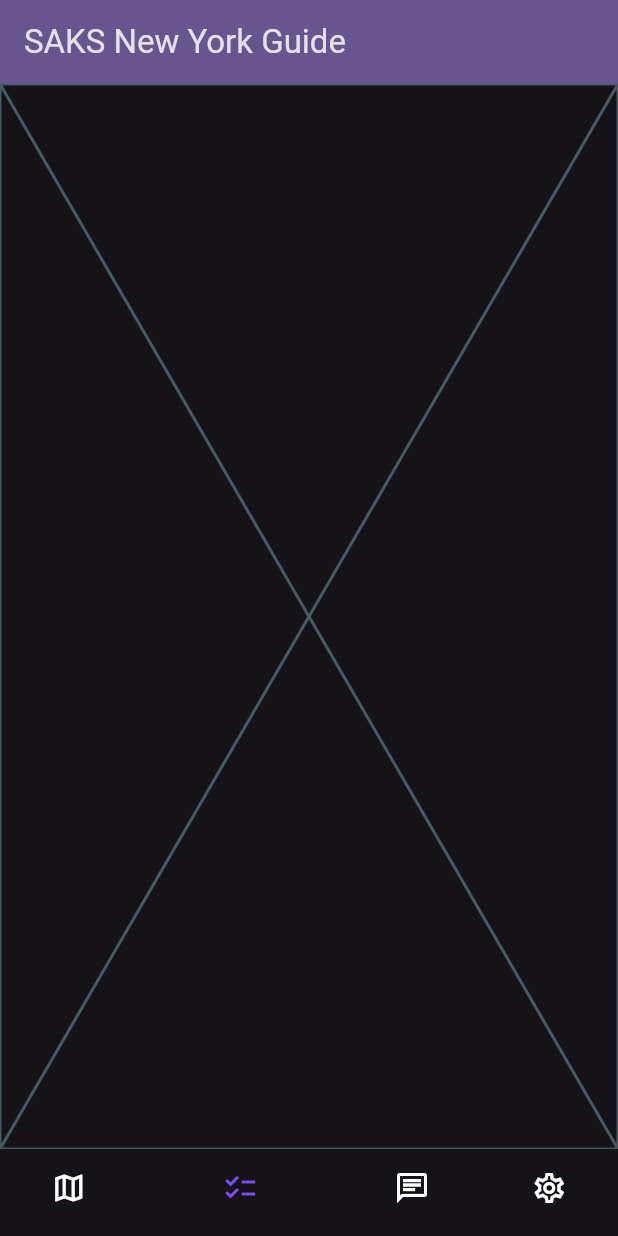
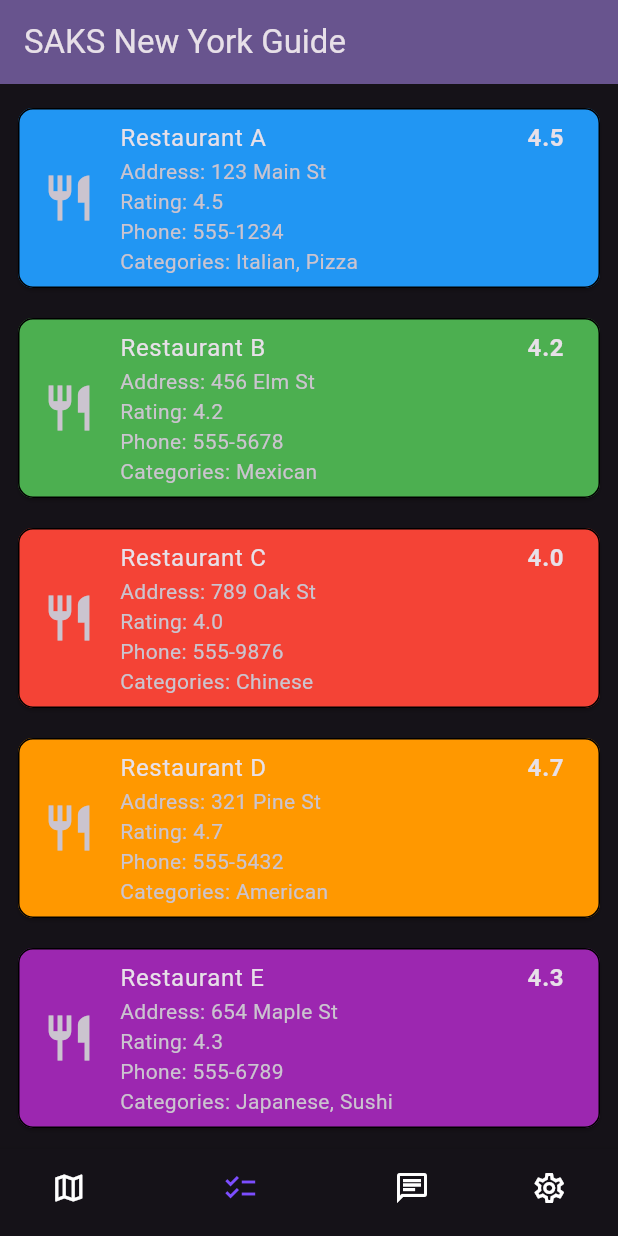
Before and after one commit to adkrish1/saks-nyc-guide, a Flutter app: the screen it shows after launch, item 2 of the bottom bar chosen, on a phone screen of 412 x 824 dp. Run offline on Flutter 3.47's test engine with Material 3 defaults, Android fonts, the phone set to English and light mode, and no system bars; our stand-ins replace flutter_chat_types, flutter_chat_ui, flutter_speed_dial, google_sign_in, sqflite; missing offline and left inert: amplify_api, amplify_auth_cognito, amplify_authenticator, amplify_flutter, aws_client, maplibre_gl; accounts and stored records are empty.

Commit message:
dummy itinerary added

```diff
--- a/mobile-app/saks_nyc_guide/lib/pages/itinerary.dart
+++ b/mobile-app/saks_nyc_guide/lib/pages/itinerary.dart
@@ -8,8 +8,149 @@ class Itinerary extends StatefulWidget {
 }
 
 class ItineraryState extends State<Itinerary> {
+  final List<Map<String, dynamic>> items = [
+    {
+      'icon': Icons.restaurant_sharp,
+      'name': 'Restaurant A',
+      'address': '123 Main St',
+      'rating': 4.5,
+      'phone': '555-1234',
+      'categories': 'Italian, Pizza',
+      'color': Colors.blue,
+    },
+    {
+      'icon': Icons.restaurant_sharp,
+      'name': 'Restaurant B',
+      'address': '456 Elm St',
+      'rating': 4.2,
+      'phone': '555-5678',
+      'categories': 'Mexican',
+      'color': Colors.green,
+    },
+    {
+      'icon': Icons.restaurant_sharp,
+      'name': 'Restaurant C',
+      'address': '789 Oak St',
+      'rating': 4.0,
+      'phone': '555-9876',
+      'categories': 'Chinese',
+      'color': Colors.red,
+    },
+    {
+      'icon': Icons.restaurant_sharp,
+      'name': 'Restaurant D',
+      'address': '321 Pine St',
+      'rating': 4.7,
+      'phone': '555-5432',
+      'categories': 'American',
+      'color': Colors.orange,
+    },
+    {
+      'icon': Icons.restaurant_sharp,
+      'name': 'Restaurant E',
+      'address': '654 Maple St',
+      'rating': 4.3,
+      'phone': '555-6789',
+      'categories': 'Japanese, Sushi',
+      'color': Colors.purple,
+    },
+    {
+      'icon': Icons.restaurant_sharp,
+      'name': 'Restaurant F',
+      'address': '987 Cedar St',
+      'rating': 4.6,
+      'phone': '555-3456',
+      'categories': 'Indian',
+      'color': Colors.teal,
+    },
+    {
+      'icon': Icons.restaurant_sharp,
+      'name': 'Restaurant G',
+      'address': '159 Walnut St',
+      'rating': 4.1,
+      'phone': '555-8765',
+      'categories': 'Thai',
+      'color': Colors.deepPurple,
+    },
+    {
+      'icon': Icons.restaurant_sharp,
+      'name': 'Restaurant H',
+      'address': '753 Elmwood St',
+      'rating': 4.4,
+      'phone': '555-4321',
+      'categories': 'Mediterranean',
+      'color': Colors.lightBlue,
+    },
+    {
+      'icon': Icons.restaurant_sharp,
+      'name': 'Restaurant I',
+      'address': '246 Birch St',
+      'rating': 4.8,
+      'phone': '555-2109',
+      'categories': 'Seafood',
+      'color': Colors.amber,
+    },
+    {
+      'icon': Icons.restaurant_sharp,
+      'name': 'Restaurant J',
+      'address': '369 Pineapple St',
+      'rating': 4.9,
+      'phone': '555-7890',
+      'categories': 'Greek',
+      'color': Colors.pink,
+    },
+  ];
+
   @override
   Widget build(BuildContext context) {
-    return Placeholder();
+    return Scaffold(
+      body: ListView.builder(
+        itemCount: items.length,
+        itemBuilder: (context, index) {
+          final item = items[index];
+          return Padding(
+              padding: const EdgeInsets.only(top: 12.0),
+              child: Container(
+                margin: const EdgeInsets.symmetric(horizontal: 8.0),
+                child: Card(
+                  color: item['color'], // Unique color for each card
+                  shape: RoundedRectangleBorder(
+                    borderRadius:
+                        BorderRadius.circular(10.0), // Apply border radius
+                    side: const BorderSide(
+                      color: Colors.black, // Border color
+                      width: 1.0,
+                    ),
+                  ),
+                  child: ListTile(
+                    leading: Icon(
+                      item['icon'],
+                      size: 36,
+                    ),
+                    title: Row(
+                      mainAxisAlignment: MainAxisAlignment.spaceBetween,
+                      children: [
+                        Text(item['name']),
+                        Text(
+                          item['rating'].toString(),
+                          style: const TextStyle(fontWeight: FontWeight.bold),
+                        ),
+                      ],
+                    ),
+                    subtitle: Column(
+                      crossAxisAlignment: CrossAxisAlignment.start,
+                      children: [
+                        Text('Address: ${item['address']}'),
+                        Text('Rating: ${item['rating']}'),
+                        Text('Phone: ${item['phone']}'),
+                        Text('Categories: ${item['categories']}'),
+                      ],
+                    ),
+                  ),
+                ),
+              ));
+        },
+      ),
+    );
   }
 }
```
